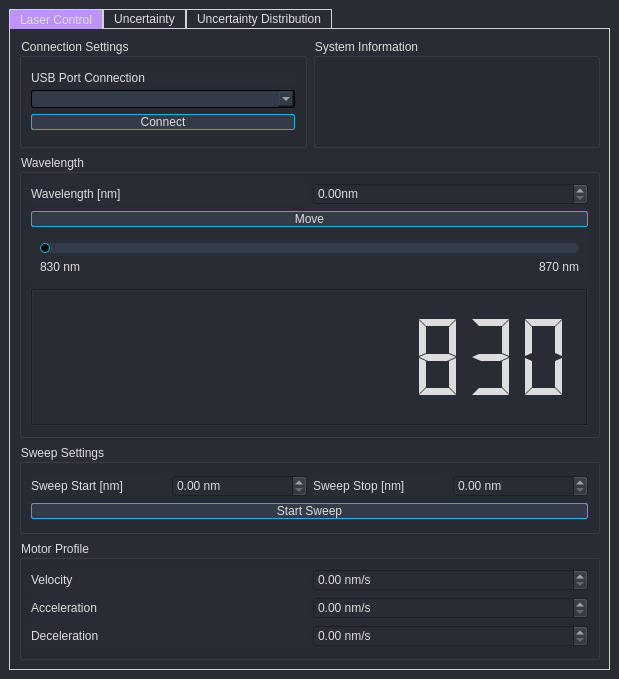
Above: src/LaserControl/resources/LaserControlWindow.ui from agentsmith29/PySacherECLControl before the change. Below: the same form after it.
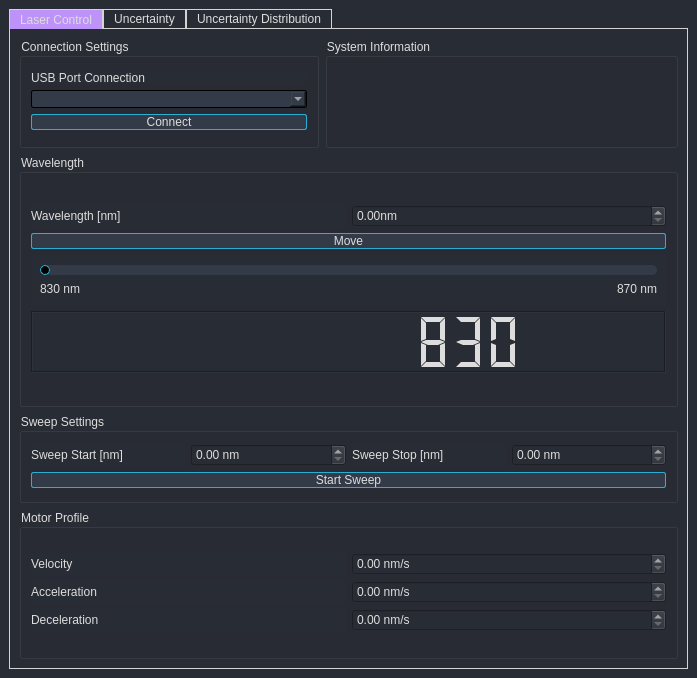
That is the form after the change. Icons and pictures are not drawn.

```diff
--- a/src/LaserControl/resources/LaserControlWindow.ui
+++ b/src/LaserControl/resources/LaserControlWindow.ui
@@ -6,8 +6,8 @@
    <rect>
     <x>0</x>
     <y>0</y>
-    <width>619</width>
-    <height>679</height>
+    <width>697</width>
+    <height>678</height>
    </rect>
   </property>
   <property name="windowTitle">
@@ -493,6 +493,18 @@
           </item>
           <item row="1" column="0" colspan="2">
            <widget class="QGroupBox" name="group_wavelength_settings">
+            <property name="minimumSize">
+             <size>
+              <width>0</width>
+              <height>210</height>
+             </size>
+            </property>
+            <property name="maximumSize">
+             <size>
+              <width>16777215</width>
+              <height>300</height>
+             </size>
+            </property>
             <property name="title">
              <string>Wavelength</string>
             </property>
@@ -528,17 +540,26 @@
                </item>
                <item row="9" column="0" colspan="2">
                 <widget class="QLCDNumber" name="lcd_wavelength">
+                 <property name="enabled">
+                  <bool>true</bool>
+                 </property>
+                 <property name="minimumSize">
+                  <size>
+                   <width>0</width>
+                   <height>62</height>
+                  </size>
+                 </property>
                  <property name="maximumSize">
                   <size>
                    <width>16777215</width>
-                   <height>16777215</height>
+                   <height>62</height>
                   </size>
                  </property>
                  <property name="frameShape">
-                  <enum>QFrame::Box</enum>
+                  <enum>QFrame::Shape::Box</enum>
                  </property>
                  <property name="frameShadow">
-                  <enum>QFrame::Sunken</enum>
+                  <enum>QFrame::Shadow::Sunken</enum>
                  </property>
                  <property name="lineWidth">
                   <number>1</number>
@@ -553,7 +574,7 @@
                   <number>10</number>
                  </property>
                  <property name="segmentStyle">
-                  <enum>QLCDNumber::Flat</enum>
+                  <enum>QLCDNumber::SegmentStyle::Flat</enum>
                  </property>
                  <property name="value" stdset="0">
                   <double>830.000000000000000</double>
@@ -581,13 +602,13 @@
                      </size>
                     </property>
                     <property name="layoutDirection">
-                     <enum>Qt::LeftToRight</enum>
+                     <enum>Qt::LayoutDirection::LeftToRight</enum>
                     </property>
                     <property name="text">
                      <string>870 nm</string>
                     </property>
                     <property name="alignment">
-                     <set>Qt::AlignRight|Qt::AlignTrailing|Qt::AlignVCenter</set>
+                     <set>Qt::AlignmentFlag::AlignRight|Qt::AlignmentFlag::AlignTrailing|Qt::AlignmentFlag::AlignVCenter</set>
                     </property>
                    </widget>
                   </item>
@@ -616,13 +637,13 @@
                      </size>
                     </property>
                     <property name="orientation">
-                     <enum>Qt::Horizontal</enum>
+                     <enum>Qt::Orientation::Horizontal</enum>
                     </property>
                     <property name="invertedControls">
                      <bool>false</bool>
                     </property>
                     <property name="tickPosition">
-                     <enum>QSlider::NoTicks</enum>
+                     <enum>QSlider::TickPosition::NoTicks</enum>
                     </property>
                    </widget>
                   </item>
@@ -652,7 +673,7 @@
              <string>Sweep Settings</string>
             </property>
             <layout class="QGridLayout" name="gridLayout_8">
-             <item row="0" column="0">
+             <item row="1" column="0">
               <layout class="QGridLayout" name="gridLayout_10">
                <item row="0" column="3">
                 <widget class="QDoubleSpinBox" name="sb_sweep_stop">
@@ -708,6 +729,15 @@
           </item>
           <item row="3" column="0" colspan="2">
            <widget class="QGroupBox" name="group_motor_profile">
+            <property name="enabled">
+             <bool>true</bool>
+            </property>
+            <property name="sizePolicy">
+             <sizepolicy hsizetype="Preferred" vsizetype="Preferred">
+              <horstretch>0</horstretch>
+              <verstretch>0</verstretch>
+             </sizepolicy>
+            </property>
             <property name="minimumSize">
              <size>
               <width>0</width>
@@ -717,7 +747,7 @@
             <property name="maximumSize">
              <size>
               <width>16777215</width>
-              <height>120</height>
+              <height>150</height>
              </size>
             </property>
             <property name="title">
@@ -728,20 +758,12 @@
               <layout class="QVBoxLayout" name="verticalLayout_2">
                <item>
                 <layout class="QGridLayout" name="gridLayout_11">
-                 <item row="1" column="1">
-                  <widget class="QDoubleSpinBox" name="sb_acc">
-                   <property name="suffix">
-                    <string> nm/s</string>
-                   </property>
-                  </widget>
-                 </item>
-                 <item row="1" column="0">
-                  <widget class="QLabel" name="lbl_acc">
-                   <property name="text">
-                    <string>Acceleration</string>
-                   </property>
-                  </widget>
-                 </item>
+                 <property name="rightMargin">
+                  <number>0</number>
+                 </property>
+                 <property name="bottomMargin">
+                  <number>0</number>
+                 </property>
                  <item row="0" column="0">
                   <widget class="QLabel" name="lbl_vel">
                    <property name="text">
@@ -749,8 +771,34 @@
                    </property>
                   </widget>
                  </item>
+                 <item row="1" column="0">
+                  <widget class="QLabel" name="lbl_acc">
+                   <property name="text">
+                    <string>Acceleration</string>
+                   </property>
+                  </widget>
+                 </item>
                  <item row="0" column="1">
                   <widget class="QDoubleSpinBox" name="sb_velocity">
+                   <property name="enabled">
+                    <bool>true</bool>
+                   </property>
+                   <property name="correctionMode">
+                    <enum>QAbstractSpinBox::CorrectionMode::CorrectToNearestValue</enum>
+                   </property>
+                   <property name="suffix">
+                    <string> nm/s</string>
+                   </property>
+                  </widget>
+                 </item>
+                 <item row="1" column="1">
+                  <widget class="QDoubleSpinBox" name="sb_acc">
+                   <property name="enabled">
+                    <bool>true</bool>
+                   </property>
+                   <property name="correctionMode">
+                    <enum>QAbstractSpinBox::CorrectionMode::CorrectToNearestValue</enum>
+                   </property>
                    <property name="suffix">
                     <string> nm/s</string>
                    </property>
@@ -765,6 +813,12 @@
                  </item>
                  <item row="2" column="1">
                   <widget class="QDoubleSpinBox" name="sb_dec">
+                   <property name="enabled">
+                    <bool>true</bool>
+                   </property>
+                   <property name="correctionMode">
+                    <enum>QAbstractSpinBox::CorrectionMode::CorrectToNearestValue</enum>
+                   </property>
                    <property name="suffix">
                     <string> nm/s</string>
                    </property>
```
